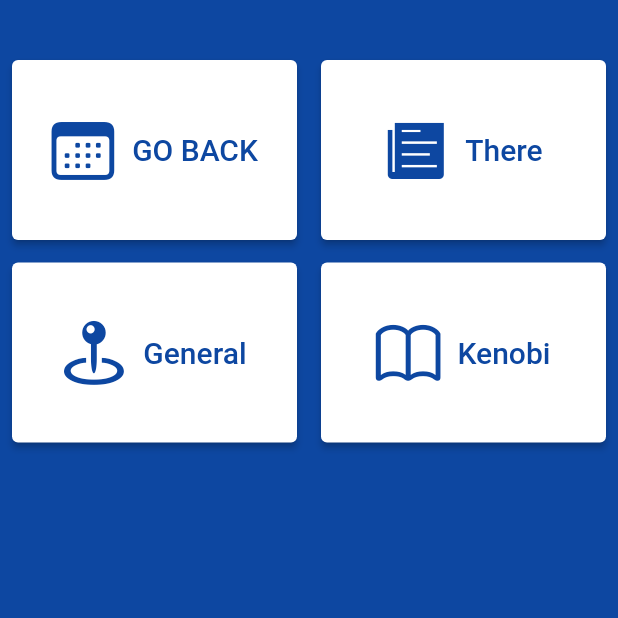
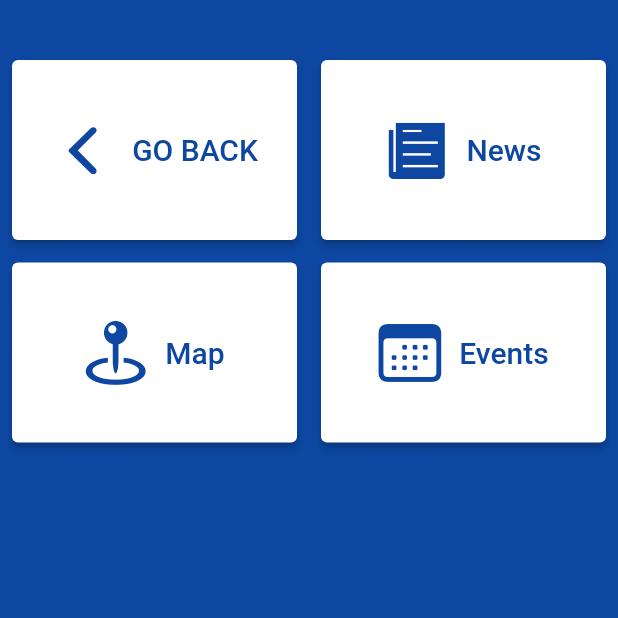
Before and after one commit to alec-grace/undefined_application, a Flutter app: the screen it shows after launch, after a tap on "Next Page", on a phone screen of 412 x 824 dp, the top half of it. Run offline on Flutter 3.47's test engine with Material 2 defaults, Android fonts, the phone set to English and light mode, and no system bars; missing offline and left inert: flutter_beautiful_popup; Roboto replaces fonts that are missing (Urbana).

Commit message:
Git wasn't detecting changes so added a couple comments to bring project up to date

```diff
--- a/lib/CustomShape.dart
+++ b/lib/CustomShape.dart
@@ -1,5 +1,6 @@
 import 'package:flutter/material.dart';
 import 'package:flutter/cupertino.dart';
+//One more comment
 
 class CustomShape extends CustomClipper<Path> {
   @override
--- /dev/null
+++ b/lib/homePageWidgets.dart
@@ -0,0 +1,56 @@
+import 'package:flutter/cupertino.dart';
+import 'package:flutter/material.dart';
+//Another comment so a change is detected
+
+class HomePageWidgets {
+
+  List<Widget> buttonList = [];
+
+  HomePageWidgets({required List<IconData> icons, required List<String> titles}) {
+
+    if (icons.length != titles.length) {
+      Widget error = Text("Error: icon and title list lengths are inconsistent");
+      buttonList.add(error);
+    } else {
+      for (int i = 0; i < icons.length; i++) {
+        Widget button = _generateButton(icons[i], titles[i]);
+        buttonList.add(SizedBox(height: 15.0,));
+        buttonList.add(button);
+      }
+      buttonList.add(SizedBox(height: 15.0,));
+    }
+
+  }
+
+  Widget _generateButton(IconData icon, String title) {
+      return ElevatedButton.icon(
+        icon: Container(
+            alignment: Alignment.center,
+            child: Icon(
+              icon,
+              size: 50,
+              color: Colors.blue[900],
+            )
+        ),
+        onPressed: () {},
+        label: Text(
+            title,
+            style: TextStyle(
+              fontFamily: 'Urbana',
+              color: Colors.blue[900],
+              fontSize: 20,
+            )
+        ),
+        style: ElevatedButton.styleFrom(
+          minimumSize: const Size(375.0, 100.0),
+          primary: Colors.white,
+          onPrimary: Colors.blue[900],
+        ),
+      );
+  }
+
+  List<Widget> getButtons() {
+    return buttonList;
+  }
+
+}
--- a/lib/main.dart
+++ b/lib/main.dart
@@ -1,12 +1,20 @@
 import 'package:flutter/cupertino.dart';
 import 'package:flutter/material.dart';
 import 'package:flutter/painting.dart';
+import 'package:flutter_beautiful_popup/main.dart';
 import 'CustomShape.dart';
+import 'homePageWidgets.dart';
+//Adding comment so I can push
 
 void main() => runApp(MaterialApp(
   home: OpenPage(),
 ));
 
+
+///
+/// Widget for the non-functional buttons on home page - attempting to move
+/// this to a class "homePageWidgets.dart"
+///
 Widget listItem(IconData icon, String titleText) {
   return ElevatedButton.icon(
     icon: Container(
@@ -52,6 +60,28 @@ class _OpenPageState extends State<OpenPage> {
 
   @override
   Widget build(BuildContext context) {
+
+    List<IconData> iconInfo = [
+      CupertinoIcons.map_pin_ellipse,
+      CupertinoIcons.book_fill,
+      CupertinoIcons.news_solid,
+      CupertinoIcons.news_solid,
+      CupertinoIcons.news_solid,
+      CupertinoIcons.news_solid,
+    ];
+
+    List<String> buttonTitles = [
+      "There",
+      "General",
+      "Kenobi",
+      "1Kenobi",
+      "2Kenobi",
+      "New Guy",
+    ];
+
+    HomePageWidgets listOfButtons = HomePageWidgets(icons: iconInfo, titles: buttonTitles);
+    List<Widget> homePageButtons = listOfButtons.getButtons();
+
     ///Widget tree to return
     return Scaffold(
 
@@ -84,6 +114,7 @@ class _OpenPageState extends State<OpenPage> {
     ///END APP BAR
       ///
     ///BEGIN HOME PAGE
+
     backgroundColor: Colors.blue[900],
     body:
       Padding(
@@ -97,37 +128,6 @@ class _OpenPageState extends State<OpenPage> {
             SizedBox(height: 15.0),
             ElevatedButton.icon(
               onPressed: () {
-                setState(() {
-                  tracker += 1;
-                });
-              },
-              icon: Container(
-                alignment: Alignment.topLeft,
-                child: Icon(
-                  CupertinoIcons.calendar,
-                  size: 50,
-                  color: Colors.blue[900],
-                )
-              ),
-                label:
-                  Text(
-                    'Hello x$tracker',
-                    style: TextStyle(
-                      fontFamily: 'Urbana',
-                      color: Colors.blue[900],
-                      fontSize: 20
-                    ),
-                  ),
-                style:
-                  ElevatedButton.styleFrom(
-                    minimumSize: const Size(375.0, 100.0),
-                    primary: Colors.white,
-                    onPrimary: Colors.blue[900],
-                  ),
-            ),
-            SizedBox(height: 15.0),
-            ElevatedButton.icon(
-              onPressed: () {
                 Navigator.push(
                   context,
                   MaterialPageRoute(builder: (context) => SecondPage())
@@ -136,7 +136,7 @@ class _OpenPageState extends State<OpenPage> {
               icon: Container(
                   alignment: Alignment.topLeft,
                   child: Icon(
-                    CupertinoIcons.calendar,
+                    CupertinoIcons.forward,
                     size: 50,
                     color: Colors.blue[900],
                   )
@@ -158,19 +158,60 @@ class _OpenPageState extends State<OpenPage> {
               ),
             ),
             SizedBox(height: 15.0),
-            listItem(CupertinoIcons.map_pin_ellipse, "There"),
+            ElevatedButton.icon(
+              onPressed: () {
+                final popup = BeautifulPopup(
+                  context: context,
+                  template: TemplateGift,
+                );
+                setState(() {
+                  popup.show(
+                    title: 'This is a pop up',
+                    content: 'We can put a whole bunch\nof information here',
+                    actions: [
+                      popup.button(
+                        label: 'Close',
+                        onPressed: Navigator.of(context).pop,
+                      ),
+                    ],
+                  );
+                  tracker += 1;
+                });
+              },
+              icon: Container(
+                  alignment: Alignment.topLeft,
+                  child: Icon(
+                    CupertinoIcons.calendar,
+                    size: 50,
+                    color: Colors.blue[900],
+                  )
+              ),
+              label:
+              Text(
+                'Hello x$tracker',
+                style: TextStyle(
+                    fontFamily: 'Urbana',
+                    color: Colors.blue[900],
+                    fontSize: 20
+                ),
+              ),
+              style:
+              ElevatedButton.styleFrom(
+                minimumSize: const Size(375.0, 100.0),
+                primary: Colors.white,
+                onPrimary: Colors.blue[900],
+              ),
+            ),
             SizedBox(height: 15.0),
-            listItem(CupertinoIcons.book_fill, "General"),
+            listItem(CupertinoIcons.news, "Example 1"),
             SizedBox(height: 15.0),
-            listItem(CupertinoIcons.news_solid, "Kenobi"),
+            listItem(CupertinoIcons.map, "Example 2"),
             SizedBox(height: 15.0),
-            listItem(CupertinoIcons.news_solid, "1Kenobi"),
+            listItem(CupertinoIcons.book_fill, "Example 3"),
             SizedBox(height: 15.0),
-            listItem(CupertinoIcons.news_solid, "2Kenobi"),
+            listItem(CupertinoIcons.alarm_fill, "Example 4"),
             SizedBox(height: 15.0),
-            listItem(CupertinoIcons.news_solid, "New Guy"),
-            SizedBox(height: 15.0),
-          ]
+          ],
         ),
       ),
       )
@@ -202,7 +243,7 @@ class _SecondPageState extends State<SecondPage> {
                   icon: Container(
                     alignment: Alignment.topLeft,
                     child: Icon(
-                      CupertinoIcons.calendar,
+                      CupertinoIcons.back,
                       size: 50,
                       color: Colors.blue[900],
                     )
@@ -233,7 +274,7 @@ class _SecondPageState extends State<SecondPage> {
                 ),
                 onPressed: (){},
                 label: Text(
-                  'General',
+                  'Map',
                   style: TextStyle(
                     fontFamily: 'Urbana',
                     color: Colors.blue[900],
@@ -263,7 +304,7 @@ class _SecondPageState extends State<SecondPage> {
                 ),
                 onPressed: (){},
                 label: Text(
-                  'There',
+                  'News',
                   style: TextStyle(
                     fontFamily: 'Urbana',
                     color: Colors.blue[900],
@@ -281,7 +322,7 @@ class _SecondPageState extends State<SecondPage> {
               icon: Container(
                 alignment: Alignment.center,
                 child: Icon(
-                  CupertinoIcons.book,
+                  CupertinoIcons.calendar,
                   size: 50,
                   color: Colors.blue[900],
                   )
@@ -289,7 +330,7 @@ class _SecondPageState extends State<SecondPage> {
               onPressed: (){},
               label:
               Text(
-                'Kenobi',
+                'Events',
                 style: TextStyle(
                   fontFamily: 'Urbana',
                   color: Colors.blue[900],
```
